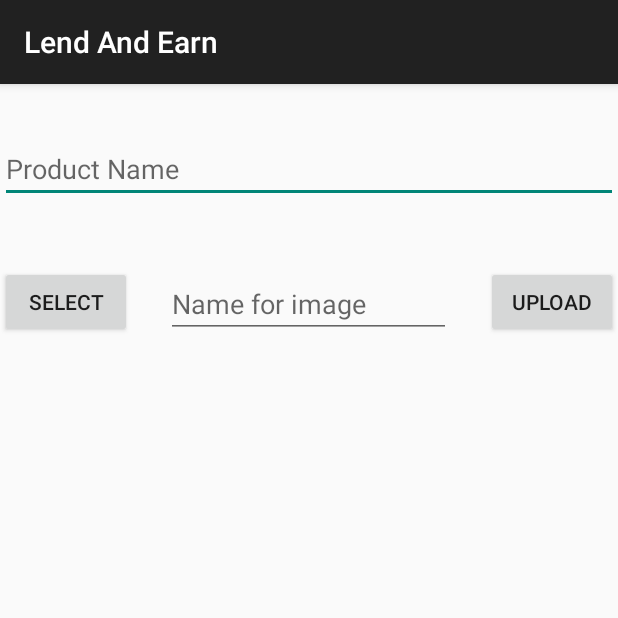
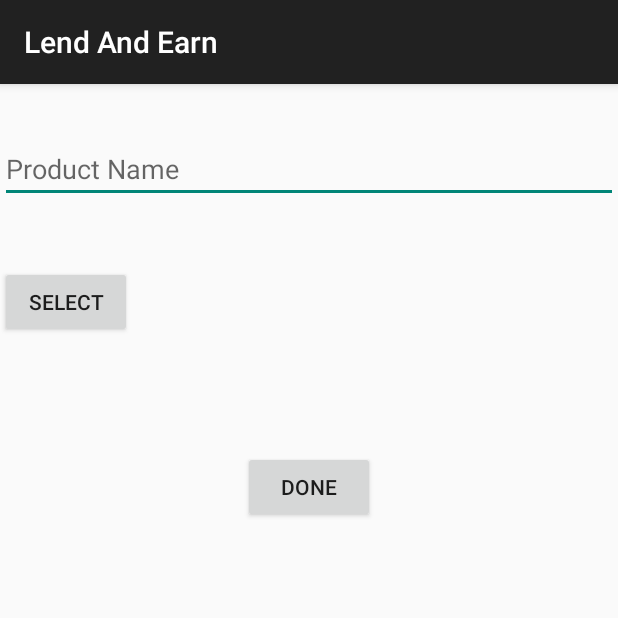
Before and after one commit to rahul-soshte/Cool, an Android app: the LendActivity screen opened directly, with no data from a screen before it, on a phone screen of 412 x 824 dp, the top half of it. Run offline under Robolectric (Android 15) with nearby library versions, the phone set to English and light mode, and no system bars; libraries missing offline, so code that uses them is left out: net.gotev.uploadservice.

Commit message:
Added Image Upload Functionality

```diff
--- a/app/build.gradle
+++ b/app/build.gradle
@@ -41,7 +41,7 @@ dependencies {
 
 
 
-
+    compile 'net.gotev:uploadservice:2.1'
     compile 'org.apache.httpcomponents:httpcore:4.4.1'
     compile 'org.apache.httpcomponents:httpclient:4.5'
     compile 'com.android.support:multidex:1.0.0'
--- a/app/src/main/java/com/example/hunter/planstart/CoreFunctionality/Renters/LendActivity.java
+++ b/app/src/main/java/com/example/hunter/planstart/CoreFunctionality/Renters/LendActivity.java
@@ -1,16 +1,162 @@
 package com.example.hunter.planstart.CoreFunctionality.Renters;
 
+import android.Manifest;
+import android.content.Intent;
+import android.content.pm.PackageManager;
+import android.database.Cursor;
+import android.graphics.Bitmap;
+import android.net.Uri;
+import android.provider.MediaStore;
+import android.support.v4.app.ActivityCompat;
+import android.support.v4.content.ContextCompat;
 import android.support.v7.app.AppCompatActivity;
 import android.os.Bundle;
+import android.view.View;
+import android.widget.Button;
+import android.widget.EditText;
+import android.widget.ImageView;
+import android.widget.Toast;
 
+import com.example.hunter.planstart.Constants;
 import com.example.hunter.planstart.R;
+
+import net.gotev.uploadservice.MultipartUploadRequest;
+import net.gotev.uploadservice.UploadNotificationConfig;
+
+import java.io.IOException;
+import java.util.UUID;
+
+
+
 //https://www.androidhive.info/2014/12/android-uploading-camera-image-video-to-server-with-progress-bar/
 //https://www.simplifiedcoding.net/android-upload-image-to-server/#comment-12074
-public class LendActivity extends AppCompatActivity {
+public class LendActivity extends AppCompatActivity implements View.OnClickListener{
+
+
+    //Declaring Views
+    private EditText ProductName;
+    private Button DoneButton;
+    private ImageView imageView;
+    private Button selectButton;
+
+    //Image request code
+    private int PICK_IMAGE_REQUEST = 1;
+
+    //storage permission code
+    private static final int STORAGE_PERMISSION_CODE = 123;
+
+    //Bitmap to get image from gallery
+    private Bitmap bitmap;
+
+    //Uri to store the image uri
+    private Uri filePath;
 
     @Override
     protected void onCreate(Bundle savedInstanceState) {
         super.onCreate(savedInstanceState);
         setContentView(R.layout.activity_lend);
+        //Requesting storage permission
+        requestStoragePermission();
+
+        //Initializing views
+        ProductName=(EditText)findViewById(R.id.prodname);
+        DoneButton=(Button)findViewById(R.id.donebutton);
+        imageView=(ImageView)findViewById(R.id.imageView);
+        selectButton=(Button)findViewById(R.id.selectbutton);
+
+        //Setting OnClickListener
+        DoneButton.setOnClickListener(this);
+        selectButton.setOnClickListener(this);
+
     }
+    //Requesting permission
+    private void requestStoragePermission() {
+        if (ContextCompat.checkSelfPermission(this, Manifest.permission.READ_EXTERNAL_STORAGE) == PackageManager.PERMISSION_GRANTED)
+            return;
+
+        if (ActivityCompat.shouldShowRequestPermissionRationale(this, Manifest.permission.READ_EXTERNAL_STORAGE)) {
+            //If the user has denied the permission previously your code will come to this block
+            //Here you can explain why you need this permission
+            //Explain here why you need this permission
+        }
+        //And finally ask for the permission
+        ActivityCompat.requestPermissions(this, new String[]{Manifest.permission.READ_EXTERNAL_STORAGE}, STORAGE_PERMISSION_CODE);
+    }
+
+    public void uploadMultipart() {
+        //getting name for the image
+        String name = ProductName.getText().toString().trim();
+
+        //getting the actual path of the image
+        String path = getPath(filePath);
+
+        //Uploading code
+        try {
+            String uploadId = UUID.randomUUID().toString();
+
+            //Creating a multi part request
+            new MultipartUploadRequest(this, uploadId, Constants.UPLOAD_URL)
+                    .addFileToUpload(path, "image") //Adding file
+                    .addParameter("name", name) //Adding text parameter to the request
+                    .setNotificationConfig(new UploadNotificationConfig())
+                    .setMaxRetries(2)
+                    .startUpload(); //Starting the upload
+
+        } catch (Exception exc) {
+            Toast.makeText(this, exc.getMessage(), Toast.LENGTH_SHORT).show();
+        }
+    }
+
+    //method to show file chooser
+    private void showFileChooser() {
+        Intent intent = new Intent();
+        intent.setType("image/*");
+        intent.setAction(Intent.ACTION_GET_CONTENT);
+        startActivityForResult(Intent.createChooser(intent, "Select Picture"), PICK_IMAGE_REQUEST);
+    }
+
+    //method to get the file path from uri
+    public String getPath(Uri uri) {
+        Cursor cursor = getContentResolver().query(uri, null, null, null, null);
+        cursor.moveToFirst();
+        String document_id = cursor.getString(0);
+        document_id = document_id.substring(document_id.lastIndexOf(":") + 1);
+        cursor.close();
+        cursor = getContentResolver().query(
+                android.provider.MediaStore.Images.Media.EXTERNAL_CONTENT_URI,
+                null, MediaStore.Images.Media._ID + " = ? ", new String[]{document_id}, null);
+        cursor.moveToFirst();
+        String path = cursor.getString(cursor.getColumnIndex(MediaStore.Images.Media.DATA));
+        cursor.close();
+        return path;
+    }
+
+    //handling the image chooser activity result
+    @Override
+    protected void onActivityResult(int requestCode, int resultCode, Intent data) {
+        super.onActivityResult(requestCode, resultCode, data);
+
+        if (requestCode == PICK_IMAGE_REQUEST && resultCode == RESULT_OK && data != null && data.getData() != null) {
+            filePath = data.getData();
+            try {
+
+                bitmap = MediaStore.Images.Media.getBitmap(getContentResolver(), filePath);
+                imageView.setImageBitmap(bitmap);
+
+            } catch (IOException e) {
+                e.printStackTrace();
+            }
+        }
+    }
+
+    @Override
+    public void onClick(View v) {
+        if (v == selectButton) {
+            showFileChooser();
+        }
+        if (v == DoneButton) {
+            uploadMultipart();
+        }
+    }
+
 }
--- a/app/src/main/res/layout/activity_lend.xml
+++ b/app/src/main/res/layout/activity_lend.xml
@@ -16,7 +16,7 @@
             android:layout_alignParentTop="true"
             android:layout_alignParentStart="true" />
     <Button
-        android:id="@+id/button2"
+        android:id="@+id/selectbutton"
         android:layout_width="wrap_content"
         android:layout_height="wrap_content"
         android:layout_marginTop="42dp"
@@ -25,25 +25,21 @@
         android:layout_alignParentStart="true" />
 
     <Button
-        android:id="@+id/button4"
+        android:id="@+id/donebutton"
         android:layout_width="wrap_content"
         android:layout_height="wrap_content"
-        android:text="Upload"
-        android:layout_alignBottom="@+id/editText"
-        android:layout_alignParentEnd="true" />
-    <EditText
-        android:id="@+id/editText"
-        android:hint="Name for image"
-        android:layout_width="190dp"
-        android:layout_height="wrap_content"
-        android:layout_above="@+id/imageView"
-        android:layout_centerHorizontal="true" />
+        android:layout_below="@+id/imageView"
+        android:layout_centerHorizontal="true"
+        android:layout_marginTop="39dp"
+        android:text="DONE" />
 
     <ImageView
         android:id="@+id/imageView"
         android:layout_width="100dp"
         android:layout_height="100dp"
-        android:layout_below="@+id/button2" />
+        android:layout_below="@+id/prodname"
+        android:layout_toEndOf="@+id/selectbutton"
+        android:layout_marginTop="26dp" />
 
 
 </RelativeLayout>
```
Also changed, not shown: app/src/main/java/com/example/hunter/planstart/Constants.java (added, +10 -0 lines).
